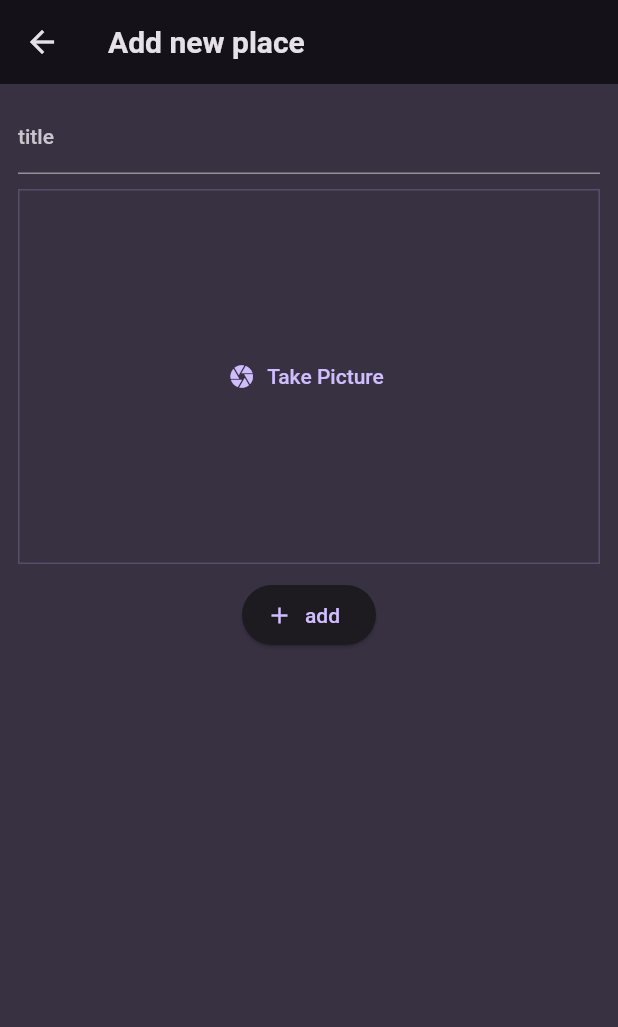
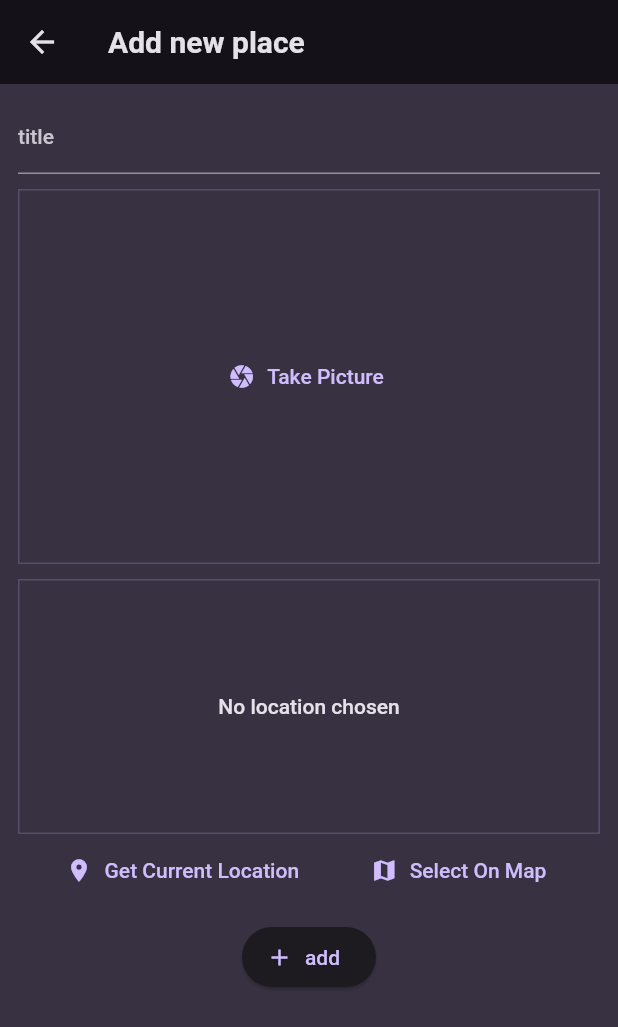
Before and after one commit to diusdi/flutter-native-device, a Flutter app: the AddPlaceScreen screen opened directly, on a phone screen of 412 x 824 dp. Shown: the top 1027 px of the screen. Run offline on Flutter 3.47's test engine with Material 2 defaults, Android fonts, the light colour scheme and no system bars; our stand-ins replace flutter_riverpod, google_fonts, image_picker.

Commit message:
add location input

```diff
--- a/lib/screens/add_place.dart
+++ b/lib/screens/add_place.dart
@@ -4,6 +4,7 @@
 import 'package:flutter_riverpod/flutter_riverpod.dart';
 import 'package:native_device/providers/user_places.dart';
 import 'package:native_device/widgets/image_input.dart';
+import 'package:native_device/widgets/location_input.dart';
 
 class AddPlaceScreen extends ConsumerStatefulWidget {
   const AddPlaceScreen({super.key});
@@ -29,7 +30,9 @@
       return;
     }
 
-    ref.read(userPlacesProvider.notifier).addPlace(enteredTitle, _selectedImage!);
+    ref
+        .read(userPlacesProvider.notifier)
+        .addPlace(enteredTitle, _selectedImage!);
     Navigator.of(context).pop();
   }
 
@@ -56,11 +59,14 @@
                 _selectedImage = image;
               },
             ),
+            const SizedBox(height:10),
+            LocationInput(),
             const SizedBox(height: 10),
             ElevatedButton.icon(
-                onPressed: _savePlace,
-                label: const Text('add'),
-                icon: const Icon(Icons.add))
+              onPressed: _savePlace,
+              label: const Text('add'),
+              icon: const Icon(Icons.add),
+            )
           ]),
         ),
       ),
--- /dev/null
+++ b/lib/widgets/location_input.dart
@@ -0,0 +1,51 @@
+import 'package:flutter/material.dart';
+
+class LocationInput extends StatefulWidget {
+  const LocationInput({super.key});
+
+  @override
+  State<LocationInput> createState() => _LocationInputState();
+}
+
+class _LocationInputState extends State<LocationInput> {
+  @override
+  Widget build(BuildContext context) {
+    return Column(
+      children: [
+        Container(
+          alignment: Alignment.center,
+          height: 170,
+          width: double.infinity,
+          decoration: BoxDecoration(
+            border: Border.all(
+              width: 1,
+              color: Theme.of(context).colorScheme.primary.withOpacity(0.2),
+            ),
+          ),
+          child: Text(
+            'No location chosen',
+            textAlign: TextAlign.center,
+            style: Theme.of(context).textTheme.bodyLarge!.copyWith(
+                  color: Theme.of(context).colorScheme.onBackground,
+                ),
+          ),
+        ),
+        Row(
+          mainAxisAlignment: MainAxisAlignment.spaceEvenly,
+          children: [
+            TextButton.icon(
+              label: const Text('Get Current Location'),
+              icon: Icon(Icons.location_on),
+              onPressed: () {},
+            ),
+            TextButton.icon(
+              label: const Text('Select On Map'),
+              icon: Icon(Icons.map),
+              onPressed: () {},
+            ),
+          ],
+        )
+      ],
+    );
+  }
+}
--- a/pubspec.yaml
+++ b/pubspec.yaml
@@ -39,6 +39,7 @@
   uuid: ^4.2.1
   flutter_riverpod: ^2.4.6
   image_picker: ^1.0.4
+  location: ^5.0.3
 
 dev_dependencies:
   flutter_test:
```
Also changed, not shown: pubspec.lock.
